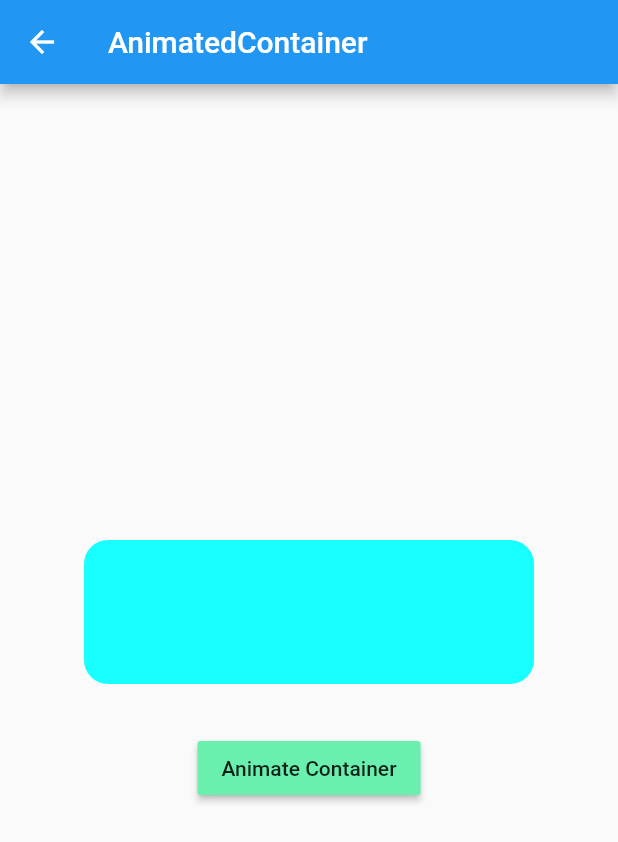
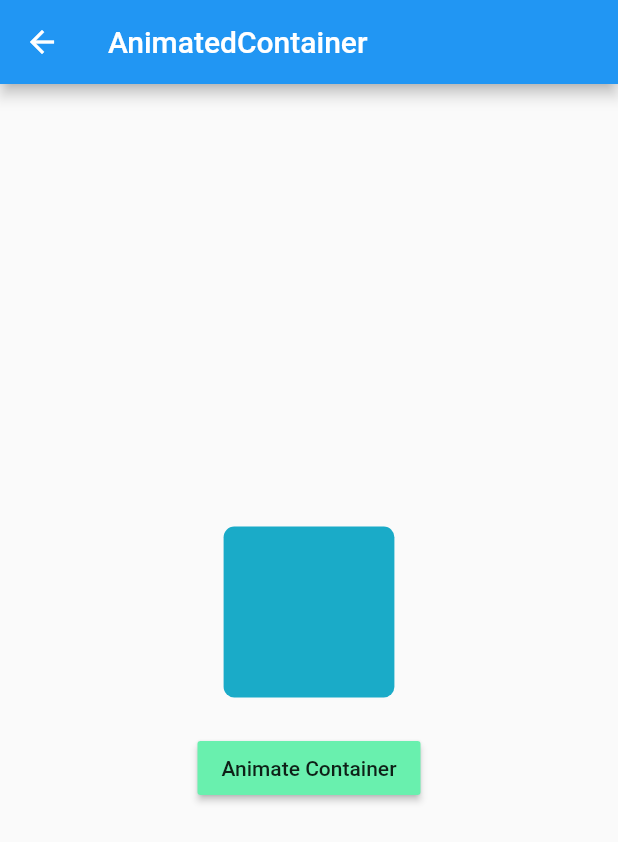
Before and after one commit to NabeelSeid/flutter-references, a Flutter app: the IAnimatedContainer screen opened by its route, after a tap on "Animate Container", on a phone screen of 412 x 824 dp. Shown: the top 842 px of the screen. Run offline on Flutter 3.47's test engine with Material 2 defaults, Android fonts, the phone set to English and light mode, and no system bars; our stand-ins replace equatable, flutter_bloc, shared_preferences; accounts and stored records are empty.

Commit message:
making animation a little bit more fun

```diff
--- a/animations/lib/implicit_animations/i_animated_container.dart
+++ b/animations/lib/implicit_animations/i_animated_container.dart
@@ -1,3 +1,5 @@
+import 'dart:math';
+
 import 'package:flutter/material.dart';
 
 class IAnimatedContainer extends StatefulWidget {
@@ -42,12 +44,14 @@ class _IAnimatedContainerState extends State<IAnimatedContainer> {
             MaterialButton(
               color: Colors.greenAccent,
               onPressed: () => setState(() {
-                radius = (radius - 16.0).abs();
-                margin = (margin - 16.0).abs();
-                color = color == Colors.cyanAccent
-                    ? Colors.cyan
-                    : Colors.cyanAccent;
-                width = width == 128 ? 300 : 128;
+                double rand = Random().nextDouble();
+                radius = rand * 64; //(radius - 16.0).abs();
+                margin = rand * 64; //(margin - 16.0).abs();
+                color = Color.lerp(Colors.cyan, Colors.pink, rand);
+                // color == Colors.cyanAccent
+                // ? Colors.cyan
+                // : Colors.cyanAccent;
+                width = rand * 300; //width == 128 ? 300 : 128;
               }),
               child: Text('Animate Container'),
             ),
```
